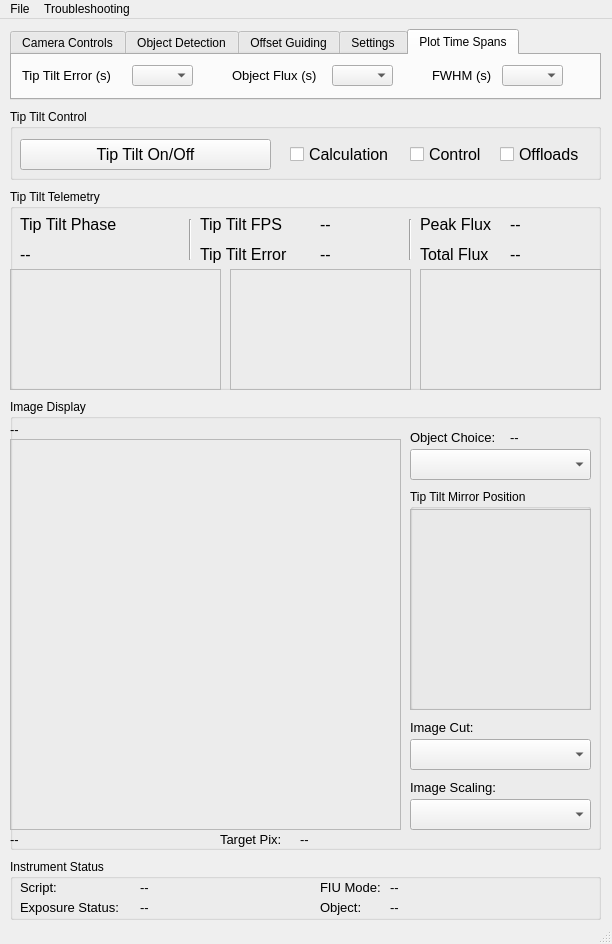
The window that kpf/TT_GUI/TipTiltGUI.ui (KeckObservatory/KPFTranslator) describes before a commit, drawn with Qt 5.
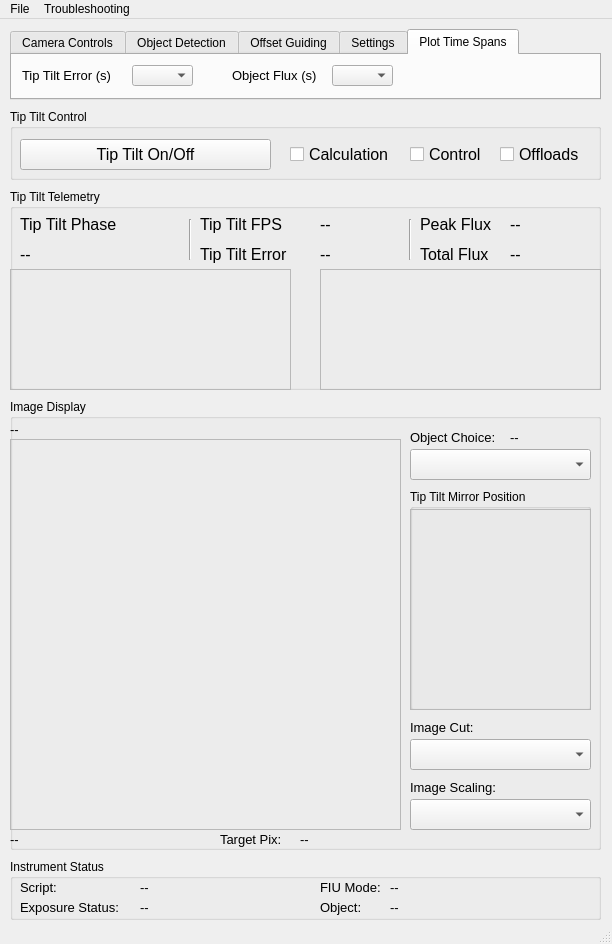
The same window after the commit. The open tabs and pages were chosen to show the change.

Commit message: Remove FWHM calculation and graph

What changed in the file:
```diff
--- a/kpf/TT_GUI/TipTiltGUI.ui
+++ b/kpf/TT_GUI/TipTiltGUI.ui
@@ -941,39 +941,6 @@
        </font>
       </property>
      </widget>
-     <widget class="QLabel" name="TTPlotSettingLabel_3">
-      <property name="geometry">
-       <rect>
-        <x>420</x>
-        <y>10</y>
-        <width>71</width>
-        <height>21</height>
-       </rect>
-      </property>
-      <property name="font">
-       <font>
-        <pointsize>10</pointsize>
-       </font>
-      </property>
-      <property name="text">
-       <string>FWHM (s)</string>
-      </property>
-     </widget>
-     <widget class="QComboBox" name="FWHMPlotTime">
-      <property name="geometry">
-       <rect>
-        <x>490</x>
-        <y>10</y>
-        <width>61</width>
-        <height>21</height>
-       </rect>
-      </property>
-      <property name="font">
-       <font>
-        <pointsize>10</pointsize>
-       </font>
-      </property>
-     </widget>
     </widget>
    </widget>
    <widget class="QGroupBox" name="groupBox">
@@ -1204,7 +1171,7 @@
       <rect>
        <x>0</x>
        <y>80</y>
-       <width>211</width>
+       <width>281</width>
        <height>121</height>
       </rect>
      </property>
@@ -1344,9 +1311,9 @@
     <widget class="QFrame" name="FluxPlotFrame">
      <property name="geometry">
       <rect>
-       <x>220</x>
+       <x>310</x>
        <y>80</y>
-       <width>181</width>
+       <width>281</width>
        <height>121</height>
       </rect>
      </property>
@@ -1383,22 +1350,6 @@
       <enum>Qt::Vertical</enum>
      </property>
     </widget>
-    <widget class="QFrame" name="FWHMPlotFrame">
-     <property name="geometry">
-      <rect>
-       <x>410</x>
-       <y>80</y>
-       <width>181</width>
-       <height>121</height>
-      </rect>
-     </property>
-     <property name="frameShape">
-      <enum>QFrame::StyledPanel</enum>
-     </property>
-     <property name="frameShadow">
-      <enum>QFrame::Raised</enum>
-     </property>
-    </widget>
    </widget>
   </widget>
   <widget class="QMenuBar" name="menuBar">
```
The commit also changes 1 other file.
